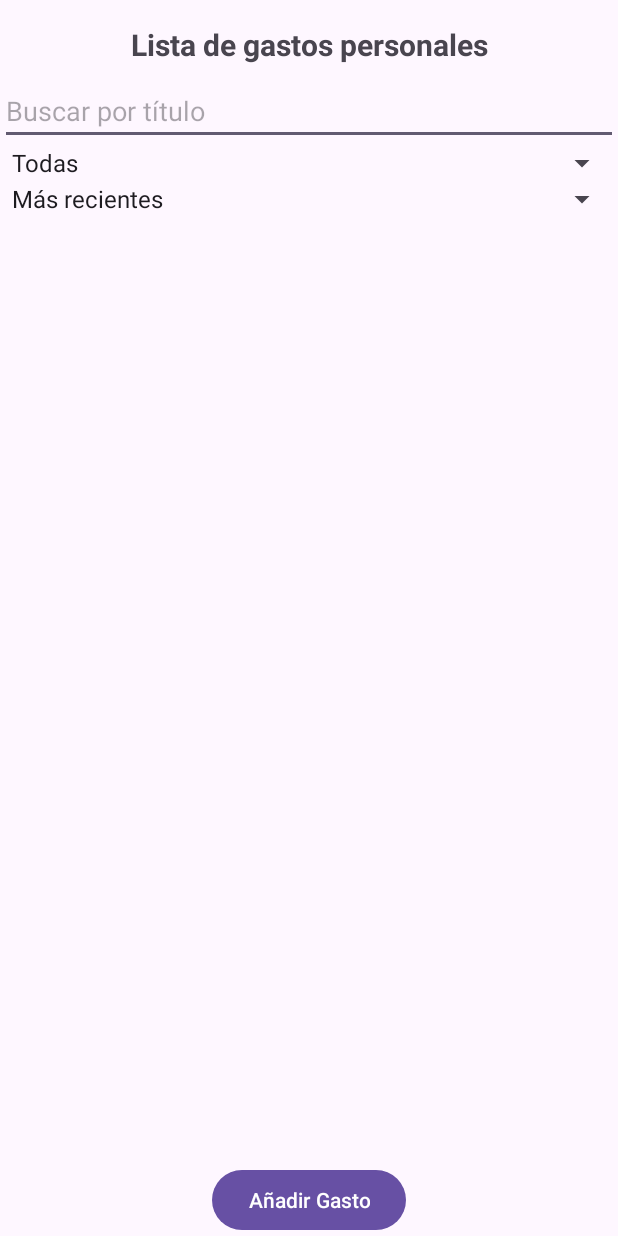
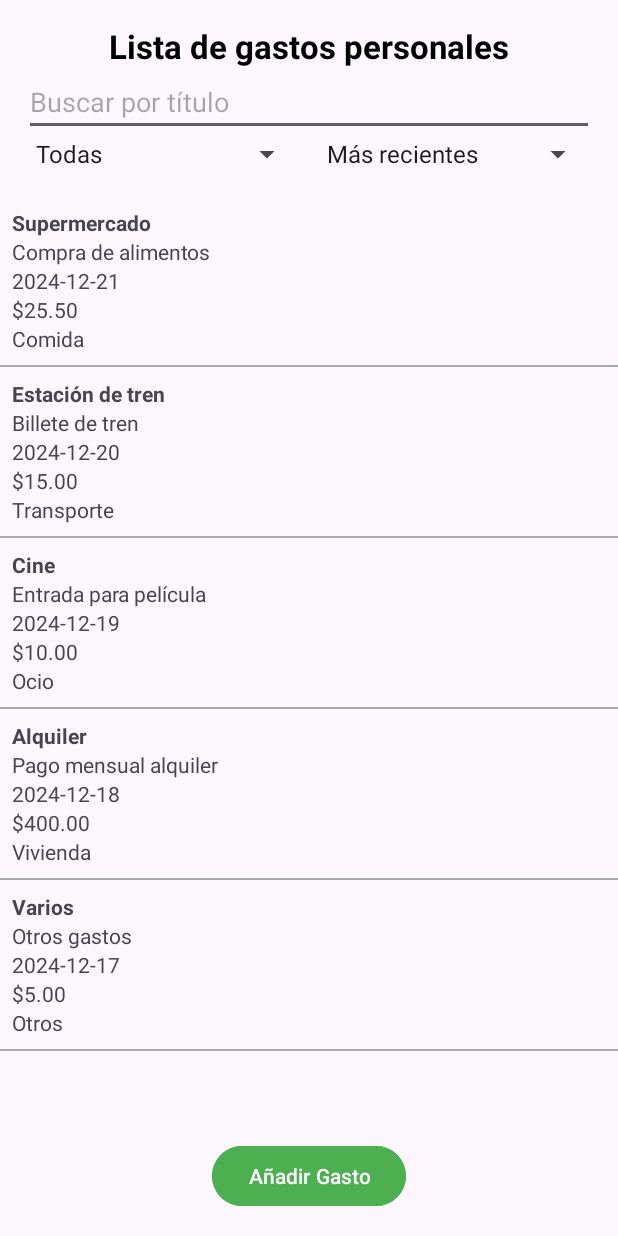
Before and after one commit to javiertorrecilla/GestorGastos, an Android app: the screen it shows after launch (MainActivity), on a phone screen of 412 x 824 dp. Run offline under Robolectric (Android 15) with nearby library versions, the phone set to English and light mode, and no system bars.

Commit message:
Main Activity Funcionando

```diff
--- a/GestorGastosPersonales/app/src/main/java/com/example/gestorgastospersonales/ExpenseAdapter.java
+++ b/GestorGastosPersonales/app/src/main/java/com/example/gestorgastospersonales/ExpenseAdapter.java
@@ -12,9 +12,9 @@ import java.util.List;
 public class ExpenseAdapter extends BaseAdapter {
 
     private Context context;
-    private List<Expense> expenseList;
+    private List<Gasto> expenseList;
 
-    public ExpenseAdapter(Context context, List<Expense> expenseList) {
+    public ExpenseAdapter(Context context, List<Gasto> expenseList) {
         this.context = context;
         this.expenseList = expenseList;
     }
@@ -41,19 +41,19 @@ public class ExpenseAdapter extends BaseAdapter {
             convertView = inflater.inflate(R.layout.item_expense, parent, false);
         }
 
-        Expense expense = expenseList.get(position);
+        Gasto expense = expenseList.get(position);
 
         TextView titleTextView = convertView.findViewById(R.id.titleTextView);
-        TextView conceptTextView = convertView.findViewById(R.id.conceptTextView);
+        TextView conceptTextView = convertView.findViewById(R.id.descriptionTextView);
         TextView dateTextView = convertView.findViewById(R.id.dateTextView);
         TextView amountTextView = convertView.findViewById(R.id.amountTextView);
         TextView categoryTextView = convertView.findViewById(R.id.categoryTextView);
 
-        titleTextView.setText(expense.getTitle());
-        conceptTextView.setText(expense.getConcept());
-        dateTextView.setText(expense.getDate());
-        amountTextView.setText(String.format("$%.2f", expense.getAmount()));
-        categoryTextView.setText(expense.getCategory());
+        titleTextView.setText(expense.getLugar());
+        conceptTextView.setText(expense.getDescripcion());
+        dateTextView.setText(expense.getFecha());
+        amountTextView.setText(String.format("$%.2f", expense.getCantidad()));
+        categoryTextView.setText(expense.getCategoria());
 
         return convertView;
     }
--- /dev/null
+++ b/GestorGastosPersonales/app/src/main/java/com/example/gestorgastospersonales/Gasto.java
@@ -0,0 +1,76 @@
+package com.example.gestorgastospersonales;
+
+import android.content.ContentValues;
+import android.content.Context;
+import android.database.Cursor;
+import android.database.sqlite.SQLiteDatabase;
+import java.util.ArrayList;
+import java.util.List;
+
+public class Gasto {
+    private int id;
+    private String fecha;
+    private String lugar;
+    private String descripcion;
+    private String categoria;
+    private double cantidad;
+
+    // Constructor
+    public Gasto(int id, String fecha, String lugar, String descripcion, String categoria, double cantidad) {
+        this.id = id;
+        this.fecha = fecha;
+        this.lugar = lugar;
+        this.descripcion = descripcion;
+        this.categoria = categoria;
+        this.cantidad = cantidad;
+    }
+
+    // Getters y Setters
+    public int getId() {
+        return id;
+    }
+
+    public void setId(int id) {
+        this.id = id;
+    }
+
+    public String getFecha() {
+        return fecha;
+    }
+
+    public void setFecha(String fecha) {
+        this.fecha = fecha;
+    }
+
+    public String getLugar() {
+        return lugar;
+    }
+
+    public void setLugar(String lugar) {
+        this.lugar = lugar;
+    }
+
+    public String getDescripcion() {
+        return descripcion;
+    }
+
+    public void setDescripcion(String descripcion) {
+        this.descripcion = descripcion;
+    }
+
+    public String getCategoria() {
+        return categoria;
+    }
+
+    public void setCategoria(String categoria) {
+        this.categoria = categoria;
+    }
+
+    public double getCantidad() {
+        return cantidad;
+    }
+
+    public void setCantidad(double cantidad) {
+        this.cantidad = cantidad;
+    }
+}
--- /dev/null
+++ b/GestorGastosPersonales/app/src/main/java/com/example/gestorgastospersonales/GastoDbHelper.java
@@ -0,0 +1,116 @@
+package com.example.gestorgastospersonales;
+
+import android.content.ContentValues;
+import android.content.Context;
+import android.database.Cursor;
+import android.database.sqlite.SQLiteDatabase;
+import android.database.sqlite.SQLiteOpenHelper;
+
+import java.util.ArrayList;
+import java.util.List;
+
+public class GastoDbHelper extends SQLiteOpenHelper {
+
+    // Nombre y versión de la base de datos
+    private static final String DATABASE_NAME = "gastos.db";
+    private static final int DATABASE_VERSION = 1;
+
+    private static boolean isFirstRun = true;  // Flag para verificar si es la primera ejecución
+
+    public GastoDbHelper(Context context) {
+        super(context, DATABASE_NAME, null, DATABASE_VERSION);
+    }
+
+    @Override
+    public void onCreate(SQLiteDatabase db) {
+        // Crear la tabla
+        String CREATE_GASTOS_TABLE = "CREATE TABLE " + GastoContract.GastoEntry.TABLE_NAME + " ("
+                + GastoContract.GastoEntry._ID + " INTEGER PRIMARY KEY AUTOINCREMENT, "
+                + GastoContract.GastoEntry.COLUMN_NAME_FECHA + " TEXT, "
+                + GastoContract.GastoEntry.COLUMN_NAME_LUGAR + " TEXT, "
+                + GastoContract.GastoEntry.COLUMN_NAME_DESCRIPCION + " TEXT, "
+                + GastoContract.GastoEntry.COLUMN_NAME_CATEGORIA + " TEXT, "
+                + GastoContract.GastoEntry.COLUMN_NAME_CANTIDAD + " REAL)";
+        db.execSQL(CREATE_GASTOS_TABLE);
+    }
+
+    @Override
+    public void onUpgrade(SQLiteDatabase db, int oldVersion, int newVersion) {
+        db.execSQL("DROP TABLE IF EXISTS " + GastoContract.GastoEntry.TABLE_NAME);
+        onCreate(db);
+    }
+
+    // Método para insertar un gasto
+    public long insertarGasto(Gasto gasto) {
+        SQLiteDatabase db = this.getWritableDatabase();
+        ContentValues values = new ContentValues();
+        values.put(GastoContract.GastoEntry.COLUMN_NAME_FECHA, gasto.getFecha());
+        values.put(GastoContract.GastoEntry.COLUMN_NAME_LUGAR, gasto.getLugar());
+        values.put(GastoContract.GastoEntry.COLUMN_NAME_DESCRIPCION, gasto.getDescripcion());
+        values.put(GastoContract.GastoEntry.COLUMN_NAME_CATEGORIA, gasto.getCategoria());
+        values.put(GastoContract.GastoEntry.COLUMN_NAME_CANTIDAD, gasto.getCantidad());
+
+        long id = db.insert(GastoContract.GastoEntry.TABLE_NAME, null, values);
+        db.close();
+        return id;
+    }
+
+    // Método para obtener todos los gastos
+    public List<Gasto> obtenerGastos() {
+        List<Gasto> gastos = new ArrayList<>();
+        SQLiteDatabase db = this.getReadableDatabase();
+
+        String[] columnas = {
+                GastoContract.GastoEntry._ID,
+                GastoContract.GastoEntry.COLUMN_NAME_FECHA,
+                GastoContract.GastoEntry.COLUMN_NAME_LUGAR,
+                GastoContract.GastoEntry.COLUMN_NAME_DESCRIPCION,
+                GastoContract.GastoEntry.COLUMN_NAME_CATEGORIA,
+                GastoContract.GastoEntry.COLUMN_NAME_CANTIDAD
+        };
+
+        Cursor cursor = db.query(GastoContract.GastoEntry.TABLE_NAME, columnas, null, null, null, null, null);
+
+        while (cursor.moveToNext()) {
+            int id = cursor.getInt(cursor.getColumnIndex(GastoContract.GastoEntry._ID));
+            String fecha = cursor.getString(cursor.getColumnIndex(GastoContract.GastoEntry.COLUMN_NAME_FECHA));
+            String lugar = cursor.getString(cursor.getColumnIndex(GastoContract.GastoEntry.COLUMN_NAME_LUGAR));
+            String descripcion = cursor.getString(cursor.getColumnIndex(GastoContract.GastoEntry.COLUMN_NAME_DESCRIPCION));
+            String categoria = cursor.getString(cursor.getColumnIndex(GastoContract.GastoEntry.COLUMN_NAME_CATEGORIA));
+            double cantidad = cursor.getDouble(cursor.getColumnIndex(GastoContract.GastoEntry.COLUMN_NAME_CANTIDAD));
+
+            Gasto gasto = new Gasto(id, fecha, lugar, descripcion, categoria, cantidad);
+            gastos.add(gasto);
+        }
+        cursor.close();
+        db.close();
+        return gastos;
+    }
+
+    // Método para inicializar los gastos predeterminados
+    public void initGastos(Context context) {
+        if (isFirstRun) {
+            SQLiteDatabase db = this.getWritableDatabase();
+            Gasto gasto1 = new Gasto(1,"2024-12-21", "Supermercado", "Compra de alimentos", GastoContract.GastoEntry.CATEGORIA_ALIMENTACION, 25.50);
+            Gasto gasto2 = new Gasto(2,"2024-12-20", "Estación de tren", "Billete de tren", GastoContract.GastoEntry.CATEGORIA_TRANSPORTE, 15.00);
+            Gasto gasto3 = new Gasto(3,"2024-12-19", "Cine", "Entrada para película", GastoContract.GastoEntry.CATEGORIA_ENTRETENIMIENTO, 10.00);
+            Gasto gasto4 = new Gasto(4,"2024-12-18", "Alquiler", "Pago mensual alquiler", GastoContract.GastoEntry.CATEGORIA_VIVIENDA, 400.00);
+            Gasto gasto5 = new Gasto(5,"2024-12-17", "Varios", "Otros gastos", GastoContract.GastoEntry.CATEGORIA_OTROS, 5.00);
+
+            insertarGasto(gasto1);
+            insertarGasto(gasto2);
+            insertarGasto(gasto3);
+            insertarGasto(gasto4);
+            insertarGasto(gasto5);
+
+            isFirstRun = false;  // Evita que se vuelvan a insertar los gastos predeterminados
+        }
+    }
+
+    public void borrarDatos() {
+        SQLiteDatabase db = this.getWritableDatabase();
+        db.delete(GastoContract.GastoEntry.TABLE_NAME, null, null);  // Borra todos los registros
+        db.close();
+    }
+
+}
--- a/GestorGastosPersonales/app/src/main/java/com/example/gestorgastospersonales/MainActivity.java
+++ b/GestorGastosPersonales/app/src/main/java/com/example/gestorgastospersonales/MainActivity.java
@@ -11,10 +11,10 @@ import android.widget.EditText;
 import android.widget.ListView;
 import android.widget.Spinner;
 import android.widget.ArrayAdapter;
-import android.widget.Toast;
 import androidx.appcompat.app.AppCompatActivity;
 
 import java.util.ArrayList;
+import java.util.Collections;
 import java.util.Comparator;
 import java.util.List;
 
@@ -25,8 +25,8 @@ public class MainActivity extends AppCompatActivity {
     private ExpenseAdapter adapter;
     private EditText searchEditText;
     private Spinner categorySpinner, sortSpinner;
-    private List<Expense> expenseList;
-    private List<Expense> filteredList;
+    private List<Gasto> expenseList;
+    private List<Gasto> filteredList;
 
     @Override
     protected void onCreate(Bundle savedInstanceState) {
@@ -39,17 +39,18 @@ public class MainActivity extends AppCompatActivity {
         categorySpinner = findViewById(R.id.categorySpinner);
         sortSpinner = findViewById(R.id.sortSpinner);
 
-        expenseList = DBHelper.getAllExpenses(this);
+        // Obtener los gastos de la base de datos
+        GastoDbHelper dbHelper = new GastoDbHelper(this);
+        dbHelper.borrarDatos();
+        dbHelper.initGastos(this);
+        expenseList = dbHelper.obtenerGastos();
         filteredList = new ArrayList<>(expenseList);
 
+        // Adaptador para la lista de gastos
         adapter = new ExpenseAdapter(this, filteredList);
         listView.setAdapter(adapter);
 
-//        // Configurar el botón para añadir un nuevo gasto
-//        addExpenseButton.setOnClickListener(v -> {
-//            // Acción para abrir la actividad de añadir gasto
-//        });
-
+        // Filtro de búsqueda
         searchEditText.addTextChangedListener(new TextWatcher() {
             @Override
             public void beforeTextChanged(CharSequence charSequence, int start, int count, int after) {}
@@ -63,6 +64,7 @@ public class MainActivity extends AppCompatActivity {
             public void afterTextChanged(Editable editable) {}
         });
 
+        // Configurar el Spinner de categorías
         ArrayAdapter<CharSequence> categoryAdapter = ArrayAdapter.createFromResource(this,
                 R.array.categories, android.R.layout.simple_spinner_item);
         categoryAdapter.setDropDownViewResource(android.R.layout.simple_spinner_dropdown_item);
@@ -78,6 +80,7 @@ public class MainActivity extends AppCompatActivity {
             public void onNothingSelected(AdapterView<?> parentView) {}
         });
 
+        // Configurar el Spinner de ordenación
         ArrayAdapter<CharSequence> sortAdapter = ArrayAdapter.createFromResource(this,
                 R.array.sort_options, android.R.layout.simple_spinner_item);
         sortAdapter.setDropDownViewResource(android.R.layout.simple_spinner_dropdown_item);
@@ -92,56 +95,52 @@ public class MainActivity extends AppCompatActivity {
             @Override
             public void onNothingSelected(AdapterView<?> parentView) {}
         });
-
-//        listView.setOnItemClickListener(new AdapterView.OnItemClickListener() {
-//            @Override
-//            public void onItemClick(AdapterView<?> parentView, View view, int position, long id) {
-//                Expense selectedExpense = filteredList.get(position);
-//                Intent intent = new Intent(MainActivity.this, ExpenseDetailActivity.class);
-//                intent.putExtra("expense", selectedExpense);
-//                startActivity(intent);
-//            }
-//        });
     }
 
     private void updateFilteredList() {
-        String searchQuery = searchEditText.getText().toString().toLowerCase();
+        String searchQuery = searchEditText.getText().toString().toLowerCase().trim();
         String selectedCategory = categorySpinner.getSelectedItem().toString();
-        String selectedSort = sortSpinner.getSelectedItem().toString();
-
-        String[] sortOptions = getResources().getStringArray(R.array.sort_options);
-        String[] categories = getResources().getStringArray(R.array.categories);
-
-        String allCategories = categories[0];
+        String selectedSortOption = sortSpinner.getSelectedItem().toString();
 
         filteredList.clear();
 
-        for (Expense expense : expenseList) {
-            if (!expense.getTitle().toLowerCase().contains(searchQuery)) {
-                continue;
+        // Filtrar por búsqueda y categoría
+        for (Gasto expense : expenseList) {
+            boolean matchesSearch = expense.getDescripcion().toLowerCase().contains(searchQuery) ||
+                    expense.getLugar().toLowerCase().contains(searchQuery);
+
+            boolean matchesCategory = selectedCategory.equals("Todas") ||
+                    expense.getCategoria().equalsIgnoreCase(selectedCategory);
+
+            if (matchesSearch && matchesCategory) {
+                filteredList.add(expense);
             }
-
-            if (!selectedCategory.equals(allCategories) && !expense.getCategory().equals(selectedCategory)) {
-                continue;
-            }
-
-            filteredList.add(expense);
         }
 
-        if (selectedSort.equals(sortOptions[0])) { // Más recientes / Newest
-            filteredList.sort((e1, e2) -> e2.getDate().compareTo(e1.getDate()));
-        } else if (selectedSort.equals(sortOptions[1])) { // Más antiguos / Oldest
-            filteredList.sort(Comparator.comparing(Expense::getDate));
-        } else if (selectedSort.equals(sortOptions[2])) { // Más caros / Most expensive
-            filteredList.sort((e1, e2) -> Double.compare(e2.getAmount(), e1.getAmount()));
-        } else if (selectedSort.equals(sortOptions[3])) { // Más baratos / Cheapest
-            filteredList.sort(Comparator.comparingDouble(Expense::getAmount));
+        // Ordenar según la opción seleccionada
+        switch (selectedSortOption) {
+            case "Más recientes":
+                Collections.sort(filteredList, (o1, o2) -> {
+                    return o2.getFecha().compareTo(o1.getFecha()); // Ordenar por fecha (descendente)
+                });
+                break;
+
+            case "Más antiguos":
+                Collections.sort(filteredList, Comparator.comparing(Gasto::getFecha));
+                break;
+
+            case "Más caros":
+                Collections.sort(filteredList, (o1, o2) -> {
+                    return Double.compare(o2.getCantidad(), o1.getCantidad()); // Ordenar por cantidad (descendente)
+                });
+                break;
+
+            case "Más baratos":
+                Collections.sort(filteredList, Comparator.comparingDouble(Gasto::getCantidad));
+                break;
         }
 
-        // Notificar cambios al adaptador
+        // Notificar al adaptador para que se actualice la lista
         adapter.notifyDataSetChanged();
     }
-
-
-
 }
--- a/GestorGastosPersonales/app/src/main/res/layout/activity_main.xml
+++ b/GestorGastosPersonales/app/src/main/res/layout/activity_main.xml
@@ -12,68 +12,86 @@
         android:layout_width="wrap_content"
         android:layout_height="wrap_content"
         android:text="@string/app_title"
-        android:textSize="20sp"
+        android:textSize="22sp"
+        android:textColor="#000000"
         android:textStyle="bold"
         app:layout_constraintTop_toTopOf="parent"
         app:layout_constraintStart_toStartOf="parent"
         app:layout_constraintEnd_toEndOf="parent"
         android:layout_marginTop="16dp"
-        android:layout_marginBottom="8dp" />
+        android:layout_marginBottom="16dp" />
 
-    <!-- Filtro de búsqueda -->
+    <!-- Barra de búsqueda -->
     <EditText
         android:id="@+id/searchEditText"
         android:layout_width="0dp"
         android:layout_height="wrap_content"
-        android:hint="Buscar por título"
+        android:hint="@string/search"
         android:inputType="text"
+        android:layout_marginHorizontal="16dp"
         app:layout_constraintTop_toBottomOf="@id/titleTextView"
         app:layout_constraintStart_toStartOf="parent"
         app:layout_constraintEnd_toEndOf="parent"
-        android:layout_marginTop="8dp"
-        android:layout_marginBottom="8dp" />
+        android:layout_marginBottom="16dp" />
+
+    <!-- ConstraintLayout para los Spinners -->
+    <androidx.constraintlayout.widget.ConstraintLayout
+        android:id="@+id/constraintLayout"
+        android:layout_width="0dp"
+        android:layout_height="wrap_content"
+        android:layout_marginStart="16dp"
+        android:layout_marginEnd="16dp"
+        app:layout_constraintTop_toBottomOf="@id/searchEditText"
+        app:layout_constraintStart_toStartOf="parent"
+        app:layout_constraintEnd_toEndOf="parent"
+        app:layout_constraintBottom_toTopOf="@id/listView"
+        android:layout_marginBottom="16dp">
 
         <!-- Spinner de categorías -->
         <Spinner
             android:id="@+id/categorySpinner"
             android:layout_width="0dp"
             android:layout_height="wrap_content"
-        app:layout_constraintTop_toBottomOf="@id/searchEditText"
+            android:layout_marginEnd="8dp"
+            app:layout_constraintEnd_toStartOf="@id/sortSpinner"
             app:layout_constraintStart_toStartOf="parent"
-        app:layout_constraintEnd_toEndOf="parent"
-        android:layout_marginBottom="8dp" />
+            app:layout_constraintTop_toTopOf="parent" />
 
         <!-- Spinner de ordenación -->
         <Spinner
             android:id="@+id/sortSpinner"
             android:layout_width="0dp"
             android:layout_height="wrap_content"
-        app:layout_constraintTop_toBottomOf="@id/categorySpinner"
-        app:layout_constraintStart_toStartOf="parent"
             app:layout_constraintEnd_toEndOf="parent"
-        android:layout_marginBottom="16dp" />
+            app:layout_constraintStart_toEndOf="@id/categorySpinner"
+            app:layout_constraintTop_toTopOf="parent" />
+    </androidx.constraintlayout.widget.ConstraintLayout>
 
     <!-- Lista de gastos -->
     <android.widget.ListView
         android:id="@+id/listView"
         android:layout_width="0dp"
         android:layout_height="0dp"
-        android:layout_marginTop="16dp"
-        android:layout_marginBottom="16dp"
-        app:layout_constraintTop_toBottomOf="@id/sortSpinner"
+        android:divider="@android:color/darker_gray"
+        android:dividerHeight="1dp"
+        app:layout_constraintTop_toBottomOf="@id/constraintLayout"
         app:layout_constraintBottom_toTopOf="@id/addExpenseButton"
         app:layout_constraintStart_toStartOf="parent"
         app:layout_constraintEnd_toEndOf="parent" />
 
-    <!-- Botón para agregar gasto -->
+    <!-- Botón para añadir gasto -->
     <Button
         android:id="@+id/addExpenseButton"
         android:layout_width="wrap_content"
         android:layout_height="wrap_content"
+        android:layout_marginBottom="16dp"
+        android:backgroundTint="#4CAF50"
         android:text="@string/add_expense"
+        android:textColor="#FFFFFF"
+        app:layout_constraintBottom_toBottomOf="parent"
+        app:layout_constraintEnd_toEndOf="parent"
+        app:layout_constraintStart_toStartOf="parent"
         app:layout_constraintTop_toBottomOf="@id/listView"
-        app:layout_constraintStart_toStartOf="parent"
-        app:layout_constraintEnd_toEndOf="parent"
-        app:layout_constraintBottom_toBottomOf="parent" />
+        app:layout_constraintVertical_bias="1.0" />
 
 </androidx.constraintlayout.widget.ConstraintLayout>
--- a/GestorGastosPersonales/app/src/main/res/layout/item_expense.xml
+++ b/GestorGastosPersonales/app/src/main/res/layout/item_expense.xml
@@ -1,54 +1,40 @@
-<?xml version="1.0" encoding="utf-8"?>
 <LinearLayout xmlns:android="http://schemas.android.com/apk/res/android"
     android:layout_width="match_parent"
     android:layout_height="wrap_content"
     android:orientation="vertical"
-    android:padding="16dp">
+    android:padding="8dp">
 
-    <!-- Título del gasto -->
+    <!-- Información del Gasto -->
     <TextView
         android:id="@+id/titleTextView"
         android:layout_width="wrap_content"
         android:layout_height="wrap_content"
-        android:text="@string/title"
-        android:textSize="18sp"
-        android:textStyle="bold" />
+        android:text="Lugar"
+        android:textStyle="bold"/>
 
-    <!-- Concepto del gasto -->
     <TextView
-        android:id="@+id/conceptTextView"
+        android:id="@+id/descriptionTextView"
         android:layout_width="wrap_content"
         android:layout_height="wrap_content"
-        android:text="@string/description"
-        android:textSize="14sp"
-        android:layout_marginTop="4dp" />
+        android:text="Descripción"/>
 
-    <!-- Fecha del gasto -->
     <TextView
         android:id="@+id/dateTextView"
         android:layout_width="wrap_content"
         android:layout_height="wrap_content"
-        android:text="@string/date"
-        android:textSize="14sp"
-        android:layout_marginTop="4dp" />
+        android:text="Fecha"/>
 
-    <!-- Monto del gasto -->
     <TextView
         android:id="@+id/amountTextView"
         android:layout_width="wrap_content"
         android:layout_height="wrap_content"
-        android:text="@string/amount"
-        android:textSize="16sp"
-        android:textColor="@android:color/holo_green_dark"
-        android:layout_marginTop="4dp" />
+        android:text="Cantidad"/>
 
-    <!-- Categoría del gasto -->
     <TextView
         android:id="@+id/categoryTextView"
         android:layout_width="wrap_content"
         android:layout_height="wrap_content"
-        android:text="@string/category"
-        android:textSize="14sp"
-        android:layout_marginTop="4dp" />
+        android:text="Categoría"/>
+
 
 </LinearLayout>
--- a/GestorGastosPersonales/app/src/main/res/values/strings.xml
+++ b/GestorGastosPersonales/app/src/main/res/values/strings.xml
@@ -9,6 +9,7 @@
     <string name="title">Titulo</string>
     <string name="date">Fecha</string>
     <string name="category">Categoria</string>
+    <string name="search">Buscar por título</string>
 
     <string-array name="categories">
         <item>Todas</item>
```
Also changed, not shown: GestorGastosPersonales/app/src/main/java/com/example/gestorgastospersonales/GastoContract.java (added, +26 -0 lines), 1 other file. Lines whose indentation alone changed are shown as unchanged.
